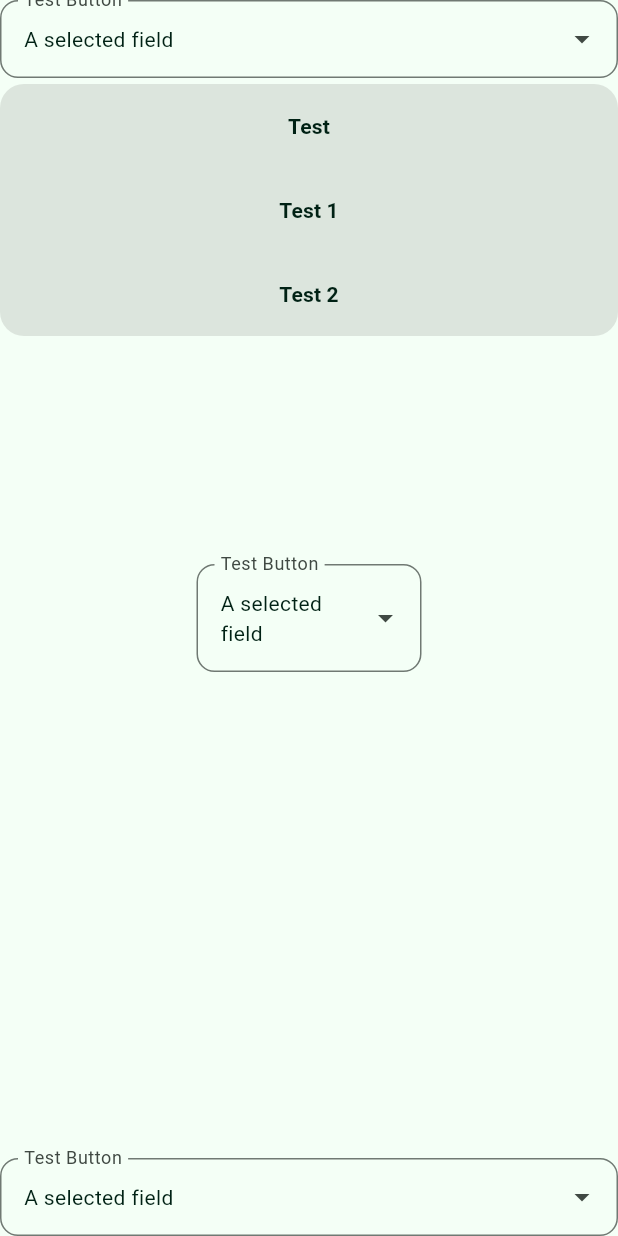
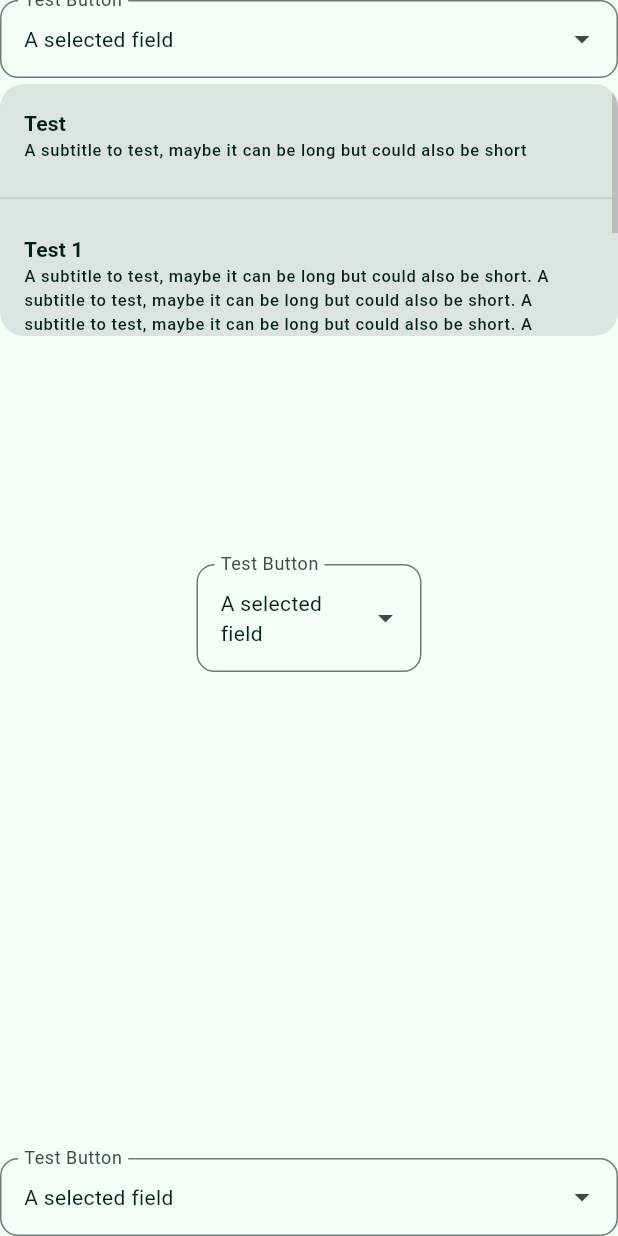
Before and after one commit to rjs580/easy_dropdown, a Flutter app: the screen it shows after launch, after a tap on "A selected field", on a phone screen of 412 x 824 dp. Run offline on Flutter 3.47's test engine with Material 2 defaults, Android fonts, the phone set to English and light mode, and no system bars; our stand-ins replace equatable.

Commit message:
added more options to config, fixed subtitle not being displayed

```diff
--- a/example/lib/main.dart
+++ b/example/lib/main.dart
@@ -86,12 +86,21 @@ class _EasyDropdownTestState extends State<EasyDropdownTest> {
               key: _dropDownKey,
               config: const EasyDropdownConfig(
                 radius: 16,
+                showDividers: true,
               ),
               items: Future.sync(() async {
                 await Future.delayed(const Duration(seconds: 2));
                 return [
-                  EasyDropdownTile(title: 'Test', onPressed: () {}),
-                  EasyDropdownTile(title: 'Test 1', onPressed: () {}),
+                  EasyDropdownTile(
+                    title: 'Test',
+                    subtitle: 'A subtitle to test, maybe it can be long but could also be short',
+                    onPressed: () {},
+                  ),
+                  EasyDropdownTile(
+                    title: 'Test 1',
+                    subtitle: 'A subtitle to test, maybe it can be long but could also be short. A subtitle to test, maybe it can be long but could also be short. A subtitle to test, maybe it can be long but could also be short. A subtitle to test, maybe it can be long but could also be short. A subtitle to test, maybe it can be long but could also be short.',
+                    onPressed: () {},
+                  ),
                   EasyDropdownTile(title: 'Test 2', onPressed: () {}),
                 ];
               }),
@@ -116,6 +125,7 @@ class _EasyDropdownTestState extends State<EasyDropdownTest> {
                 radius: 16,
                 dropdownWidth: 200,
                 dropdownHeight: 100,
+                animationDuration: Duration(milliseconds: 0),
               ),
               items: Future.sync(() async {
                 await Future.delayed(const Duration(seconds: 6));
--- a/lib/src/easy_dropdown.dart
+++ b/lib/src/easy_dropdown.dart
@@ -163,6 +163,8 @@ class EasyDropdownState extends State<EasyDropdown> {
         break;
     }
 
+    double buttonMargin = widget.config.buttonMargin ?? 4;
+
     final OverlayState overlayState = Overlay.of(context);
     _easyDropdownState = GlobalKey<EasyDropdownListState>();
     _overlayEntry = OverlayEntry(
@@ -178,8 +180,7 @@ class EasyDropdownState extends State<EasyDropdown> {
               ),
             ),
             Positioned(
-              top: spaceBelowButton >= minHeightOfTile ? (buttonRenderBox.localToGlobal(Offset.zero).dy + buttonSize.height + 4) : (buttonRenderBox.localToGlobal(Offset.zero).dy - dropdownHeight - 4),
-              // left: buttonRenderBox.localToGlobal(Offset.zero).dx + (buttonSize.width - dropdownWidth) / 2,
+              top: spaceBelowButton >= minHeightOfTile ? (buttonRenderBox.localToGlobal(Offset.zero).dy + buttonSize.height + buttonMargin) : (buttonRenderBox.localToGlobal(Offset.zero).dy - dropdownHeight - buttonMargin),
               left: horizontalPosition,
               child: SizedBox(
                 width: dropdownWidth,
--- a/lib/src/easy_dropdown_config.dart
+++ b/lib/src/easy_dropdown_config.dart
@@ -28,6 +28,10 @@ class EasyDropdownConfig extends Equatable {
     this.dropdownWidth,
     this.dropdownHeight,
     this.dropdownAlignment,
+    this.buttonMargin,
+    this.showDividers,
+    this.dividerBuilder,
+    this.animationDuration,
   });
 
   /// Optional radius for rounding the corners of the dropdown. Defaults to
@@ -52,11 +56,38 @@ class EasyDropdownConfig extends Equatable {
   /// [EasyDropdownAlignment.center] if null.
   final EasyDropdownAlignment? dropdownAlignment;
 
+  /// The margin between the button and the dropdown.
+  ///
+  /// Use this value to control how far the dropdown should be positioned
+  /// from the button.
+  final double? buttonMargin;
+
+  /// Whether to display dividers between items.
+  final bool? showDividers;
+
+  /// Builder function for custom dividers. Defaults to [Divider] if null
+  final DividerBuilder? dividerBuilder;
+
+  /// The duration for the dropdown animation.
+  ///
+  /// Use a [Duration] object to specify the animation duration in any time unit (e.g., seconds, milliseconds).
+  /// Defaults to 160 milliseconds.
+  final Duration? animationDuration;
+
   @override
   List<Object?> get props => [
         radius,
         backgroundColor,
         tileHeight,
         dropdownWidth,
+        dropdownHeight,
+        dropdownAlignment,
+        buttonMargin,
+        showDividers,
+        dividerBuilder,
+        animationDuration,
       ];
 }
+
+/// A typedef for the divider builder function.
+typedef DividerBuilder = Widget Function(BuildContext context, int index);
--- a/lib/src/easy_dropdown_list.dart
+++ b/lib/src/easy_dropdown_list.dart
@@ -83,7 +83,7 @@ class EasyDropdownListState extends State<EasyDropdownList> with SingleTickerPro
 
     animationController = AnimationController(
       vsync: this,
-      duration: const Duration(milliseconds: 160),
+      duration: widget.config.animationDuration ?? const Duration(milliseconds: 160),
     );
 
     _scrollController = ScrollController();
@@ -174,17 +174,21 @@ class EasyDropdownListState extends State<EasyDropdownList> with SingleTickerPro
                   child: Scrollbar(
                     controller: _scrollController,
                     thumbVisibility: true,
-                    child: ListView.builder(
+                    child: ListView.separated(
                       padding: EdgeInsets.zero,
                       controller: _scrollController,
                       shrinkWrap: true,
                       physics: const AlwaysScrollableScrollPhysics(parent: BouncingScrollPhysics()),
                       itemCount: snapshot.data?.length ?? 0,
                       itemBuilder: (context, index) {
-                        return SizedBox(
-                          height: widget.config.tileHeight ?? EasyDropdownList.kTileHeight,
-                          child: snapshot.data?[index],
-                        );
+                        return snapshot.data?[index];
+                      },
+                      separatorBuilder: (context, index) {
+                        if (widget.config.showDividers ?? false) {
+                          return widget.config.dividerBuilder?.call(context, index) ?? const Divider();
+                        }
+
+                        return const SizedBox.shrink();
                       },
                     ),
                   ),
--- a/lib/src/easy_dropdown_tile.dart
+++ b/lib/src/easy_dropdown_tile.dart
@@ -193,9 +193,7 @@ class EasyDropdownTile extends StatelessWidget {
                       mainAxisAlignment: MainAxisAlignment.center,
                       children: [
                         titleWidget,
-                        Flexible(
-                          child: subtitleWidget,
-                        ),
+                        subtitleWidget,
                       ],
                     )
                   : titleWidget,
--- a/pubspec.yaml
+++ b/pubspec.yaml
@@ -1,6 +1,6 @@
 name: easy_dropdown2
 description: EasyDropdown is a Flutter library for creating customizable and user-friendly dropdown menus with flexible positioning and styling.
-version: 1.0.0
+version: 1.1.0
 homepage: https://github.com/rjs580/easy_dropdown
 repository: https://github.com/rjs580/easy_dropdown
 issue_tracker: https://github.com/rjs580/easy_dropdown/issues
```
Also changed, not shown: 2 other files.
